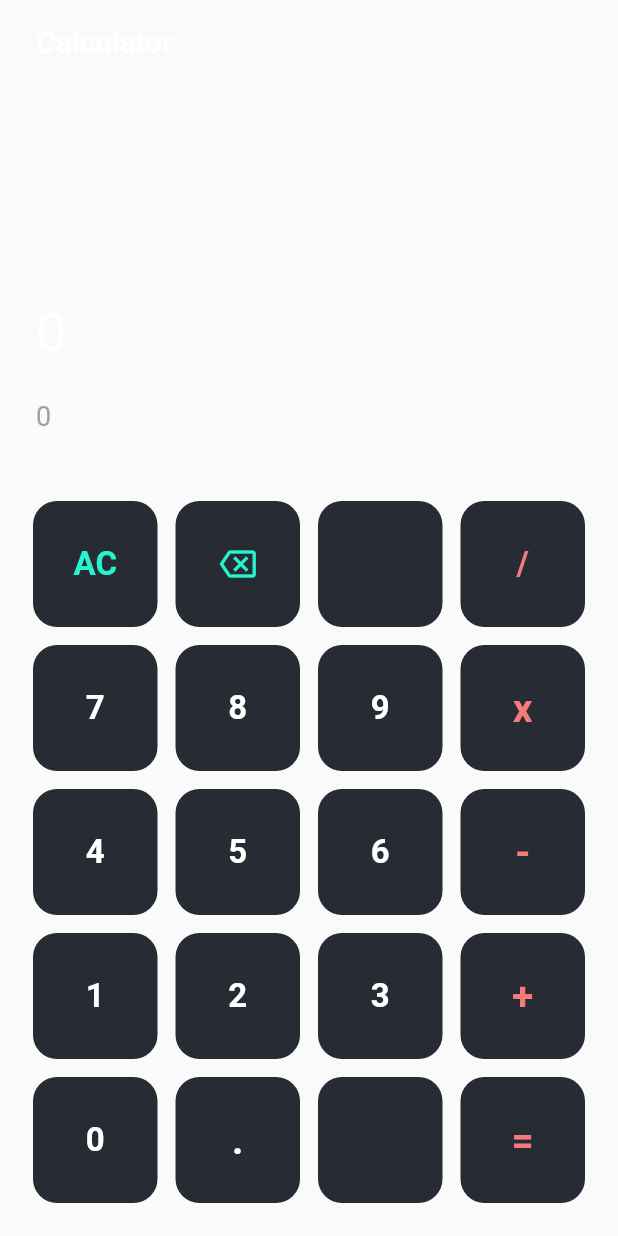
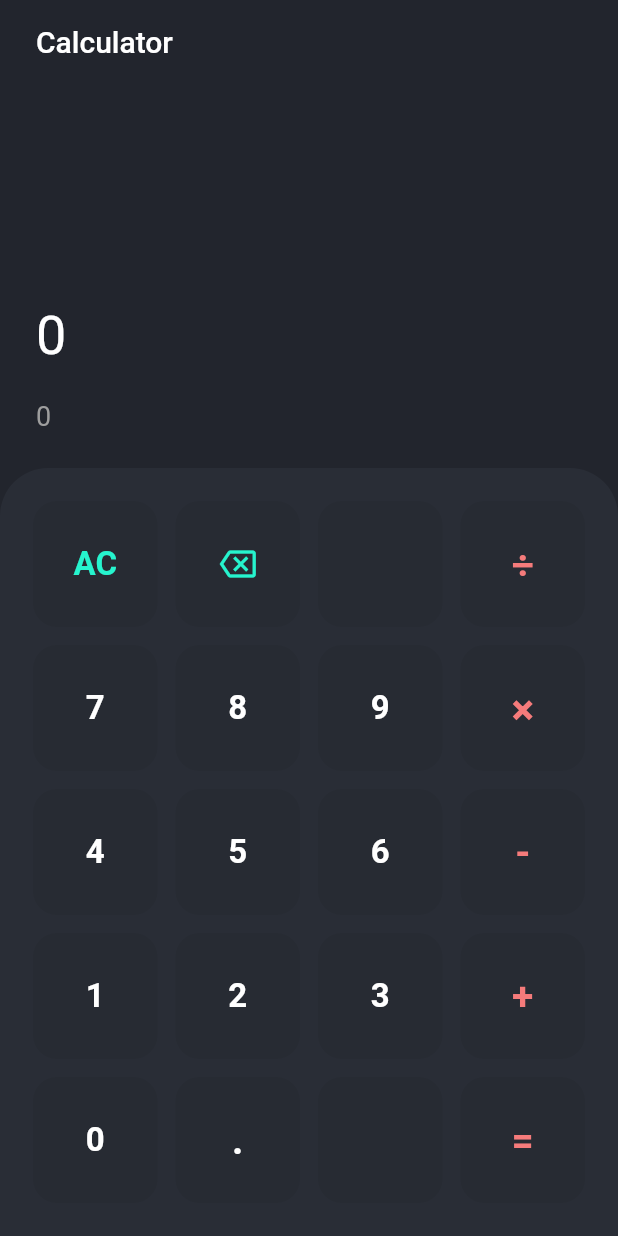
Before and after one commit to Travis-ugo/Calculator, a Flutter app: the screen it shows after launch, after a tap on the "backspace" icon, on a phone screen of 412 x 824 dp. Run offline on Flutter 3.47's test engine with Material 2 defaults, Android fonts, the phone set to English and light mode, and no system bars; our stand-ins replace flutter_riverpod, math_expressions.

Commit message:
second commit

```diff
--- /dev/null
+++ b/lib/button.dart
@@ -0,0 +1,64 @@
+import 'package:flutter/material.dart';
+import 'color.dart';
+import 'utils.dart';
+
+class ButtonWidget extends StatelessWidget {
+  final String text;
+  final VoidCallback onClicked;
+  final VoidCallback onClickedLong;
+
+  const ButtonWidget({
+    Key key,
+    @required this.text,
+    @required this.onClicked,
+    @required this.onClickedLong,
+  }) : super(key: key);
+
+  @override
+  Widget build(BuildContext context) {
+    final color = getTextColor(text);
+    final double fontSize = Utils.isOperator(text, hasEquals: true) ? 26 : 22;
+    final style = TextStyle(
+      color: color,
+      fontSize: fontSize,
+      fontWeight: FontWeight.bold,
+    );
+
+    return Expanded(
+      child: Container(
+        height: double.infinity,
+        margin: EdgeInsets.all(6),
+        child: ElevatedButton(
+          onPressed: onClicked,
+          onLongPress: onClickedLong,
+          style: ElevatedButton.styleFrom(
+            primary: MyColors.background3,
+            elevation: 0,
+            shape: RoundedRectangleBorder(
+              borderRadius: BorderRadius.circular(16),
+            ),
+          ),
+          child: text == '<'
+              ? Icon(Icons.backspace_outlined, color: color)
+              : Text(text, style: style),
+        ),
+      ),
+    );
+  }
+
+  Color getTextColor(String buttonText) {
+    switch (buttonText) {
+      case '+':
+      case '-':
+      case '⨯':
+      case '÷':
+      case '=':
+        return MyColors.operators;
+      case 'AC':
+      case '<':
+        return MyColors.delete;
+      default:
+        return MyColors.numbers;
+    }
+  }
+}
--- /dev/null
+++ b/lib/calculator.dart
@@ -0,0 +1,22 @@
+class Calculator {
+  final bool shouldAppend;
+  final String equation;
+  final String result;
+
+  const Calculator({
+    this.shouldAppend = true,
+    this.equation = '0',
+    this.result = '0',
+  });
+
+  Calculator copy({
+    bool shouldAppend,
+    String equation,
+    String result,
+  }) =>
+      Calculator(
+        shouldAppend: shouldAppend ?? this.shouldAppend,
+        equation: equation ?? this.equation,
+        result: result ?? this.result,
+      );
+}
--- /dev/null
+++ b/lib/color.dart
@@ -0,0 +1,10 @@
+import 'package:flutter/material.dart';
+
+class MyColors {
+  static final Color background1 = Color(0xff22252d);
+  static final Color background2 = Color(0xff292d36);
+  static final Color background3 = Color(0xff272b33);
+  static final Color operators = Color(0xfff57b7b);
+  static final Color delete = Color(0xff26f4ce);
+  static final Color numbers = Color(0xffffffff);
+}
--- a/lib/main.dart
+++ b/lib/main.dart
@@ -1,86 +1,105 @@
 import 'package:flutter/material.dart';
+import 'package:flutter/services.dart';
+import 'package:flutter_riverpod/flutter_riverpod.dart';
+import 'button.dart';
+import 'color.dart';
+import 'riverpod.dart';
 
-void main() {
-  runApp(Home());
-}
+Future main() async {
+  WidgetsFlutterBinding.ensureInitialized();
+  await SystemChrome.setPreferredOrientations([
+    DeviceOrientation.portraitUp,
+    DeviceOrientation.portraitDown,
+  ]);
 
-class Home extends StatelessWidget {
-  const Home({Key key}) : super(key: key);
-
-  @override
-  Widget build(BuildContext context) {
-    return MaterialApp(
-      debugShowCheckedModeBanner: false,
-      home: MyApp(),
-    );
-  }
+  runApp(ProviderScope(child: MyApp()));
 }
 
 class MyApp extends StatelessWidget {
-  // This widget is the root of your application.
+  static final String title = 'Calculator';
+
   @override
-  Widget build(BuildContext context) {
-    return Scaffold(
+  Widget build(BuildContext context) => MaterialApp(
+        debugShowCheckedModeBanner: false,
+        title: title,
+        theme: ThemeData(
+          scaffoldBackgroundColor: MyColors.background1,
+          visualDensity: VisualDensity.adaptivePlatformDensity,
+        ),
+        home: MainPage(title: title),
+      );
+}
+
+class MainPage extends StatefulWidget {
+  final String title;
+
+  const MainPage({
+    @required this.title,
+  });
+
+  @override
+  _MainPageState createState() => _MainPageState();
+}
+
+class _MainPageState extends State<MainPage> {
+  @override
+  Widget build(BuildContext context) => Scaffold(
         appBar: AppBar(
           elevation: 0,
           backgroundColor: Colors.transparent,
           title: Container(
             margin: EdgeInsets.only(left: 8),
-          child: Text('Calculator'),
+            child: Text(widget.title),
           ),
         ),
         body: SafeArea(
           child: Column(
-        children: [
+            children: <Widget>[
               Expanded(child: buildResult()),
-          Expanded(
-            flex: 2,
-            child: buildButtons(),
+              Expanded(flex: 2, child: buildButtons())
+            ],
           ),
-        ],
-      )),
+        ),
       );
-  }
-}
 
-Widget buildResult() => Container(
+  Widget buildResult() => Consumer(
+        builder: (context, watch, child) {
+          // final state = watch(calculatorProvider);
+          final state = watch(calculatorProvider);
+          return Container(
             padding: const EdgeInsets.all(24),
             child: Column(
+              mainAxisAlignment: MainAxisAlignment.end,
               crossAxisAlignment: CrossAxisAlignment.stretch,
-        mainAxisAlignment: MainAxisAlignment.end,
               children: [
                 Text(
-            '0',
+                  state.equation,
                   overflow: TextOverflow.ellipsis,
-            style: TextStyle(
-              color: Colors.white,
-              fontSize: 36,
+                  style:
+                      TextStyle(color: Colors.white, fontSize: 36, height: 1),
                 ),
-          ),
-          SizedBox(height: 24),
+                const SizedBox(height: 24),
                 Text(
-            '0',
+                  state.result,
                   overflow: TextOverflow.ellipsis,
-            style: TextStyle(
-              color: Colors.grey,
-              fontSize: 18,
-            ),
+                  style: TextStyle(color: Colors.grey, fontSize: 18),
                 ),
               ],
             ),
+          );
+        },
       );
 
   Widget buildButtons() => Container(
         padding: EdgeInsets.all(16),
         decoration: BoxDecoration(
-        borderRadius: BorderRadius.vertical(
-          top: Radius.circular(32),
-        ),
+          color: MyColors.background2,
+          borderRadius: BorderRadius.vertical(top: Radius.circular(32)),
         ),
         child: Column(
           children: <Widget>[
-          buildButtonRow('AC', '<x', '', '/'),
-          buildButtonRow('7', '8', '9', 'x'),
+            buildButtonRow('AC', '<', '', '÷'),
+            buildButtonRow('7', '8', '9', '⨯'),
             buildButtonRow('4', '5', '6', '-'),
             buildButtonRow('1', '2', '3', '+'),
             buildButtonRow('0', '.', '', '='),
@@ -95,95 +114,44 @@ Widget buildButtonRow(
     String fourth,
   ) {
     final row = [first, second, third, fourth];
+
     return Expanded(
       child: Row(
         children: row
-          .map(
-            (text) => ButtonWidget(
+            .map((text) => ButtonWidget(
                   text: text,
-              onClicked: () => print(text),
-              onClickedLong: () => print(text),
-            ),
-          )
+                  onClicked: () => onClickedButton(text),
+                  onClickedLong: () => onLongClickedButton(text),
+                ))
             .toList(),
       ),
     );
   }
 
-class ButtonWidget extends StatelessWidget {
-  final String text;
-  final VoidCallback onClicked;
-  final VoidCallback onClickedLong;
+  void onClickedButton(String buttonText) {
+    final calculator = context.read(calculatorProvider);
 
-  const ButtonWidget({
-    Key key,
-    @required this.text,
-    @required this.onClicked,
-    @required this.onClickedLong,
-  }) : super(key: key);
-
-  @override
-  Widget build(BuildContext context) {
-    final color = getTextColor(text);
-    final double fontSize = Utils.isOperator(text, hasEquals: true) ? 26 : 22;
-    final style = TextStyle(
-      color: color,
-      fontSize: fontSize,
-      fontWeight: FontWeight.bold,
-    );
-    return Expanded(
-      child: Container(
-        height: double.infinity,
-        margin: EdgeInsets.all(6),
-        child: ElevatedButton(
-          onPressed: onClicked,
-          onLongPress: onClickedLong,
-          child: text == '<x'
-              ? Icon(
-                  Icons.backspace_outlined,
-                  color: color,
-                )
-              : Text(text, style: style),
-          style: ElevatedButton.styleFrom(
-              primary: MyColors.background3,
-              elevation: 0,
-              shape: RoundedRectangleBorder(
-                borderRadius: BorderRadius.circular(16),
-              )),
-        ),
-      ),
-    );
+    switch (buttonText) {
+      case 'AC':
+        calculator.reset();
+        break;
+      case '=':
+        calculator.equals();
+        break;
+      case '<':
+        calculator.delete();
+        break;
+      default:
+        calculator.append(buttonText);
+        break;
     }
   }
 
-Color getTextColor(String buttonText) {
-  switch (buttonText) {
-    case '+':
-    case '-':
-    case 'x':
-    case '/':
-    case '=':
-      return MyColors.operators;
-    case 'AC':
-    case '<x':
-      return MyColors.delete;
-    default:
-      return MyColors.numbers;
+  void onLongClickedButton(String text) {
+    final calculator = context.read(calculatorProvider);
+
+    if (text == '<') {
+      calculator.reset();
     }
   }
-
-class Utils {
-  static bool isOperator(String buttonText, {bool hasEquals = false}) {
-    final operators = ['+', '-', '+', 'x', '.']..addAll(hasEquals ? ['='] : []);
-    return operators.contains(buttonText);
 }
-}
-
-class MyColors {
-  static final Color background1 = Color(0xff22252d);
-  static final Color background2 = Color(0xff292d36);
-  static final Color background3 = Color(0xff272b33);
-  static final Color operators = Color(0xfff57b7b);
-  static final Color delete = Color(0xff26f4ce);
-  static final Color numbers = Color(0xffffffff);
-}
```
Also changed, not shown: lib/riverpod.dart (added, +78 -0 lines), lib/utils.dart (added, +15 -0 lines), pubspec.yaml (+3 -14 lines), pubspec.lock. Lines whose indentation alone changed are shown as unchanged.
